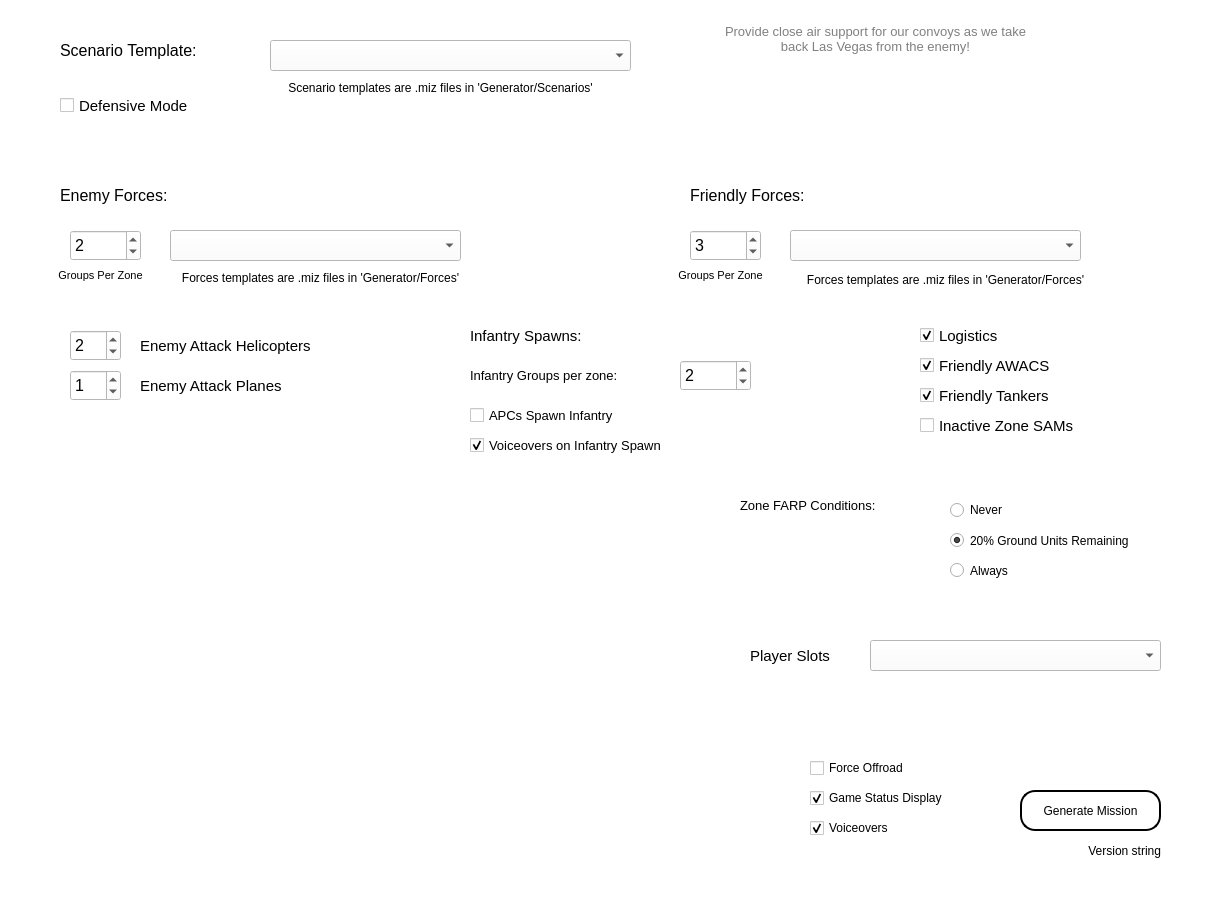
spencershepard/RotorOps, file Generator/MissionGeneratorUI.ui: the form before one commit.
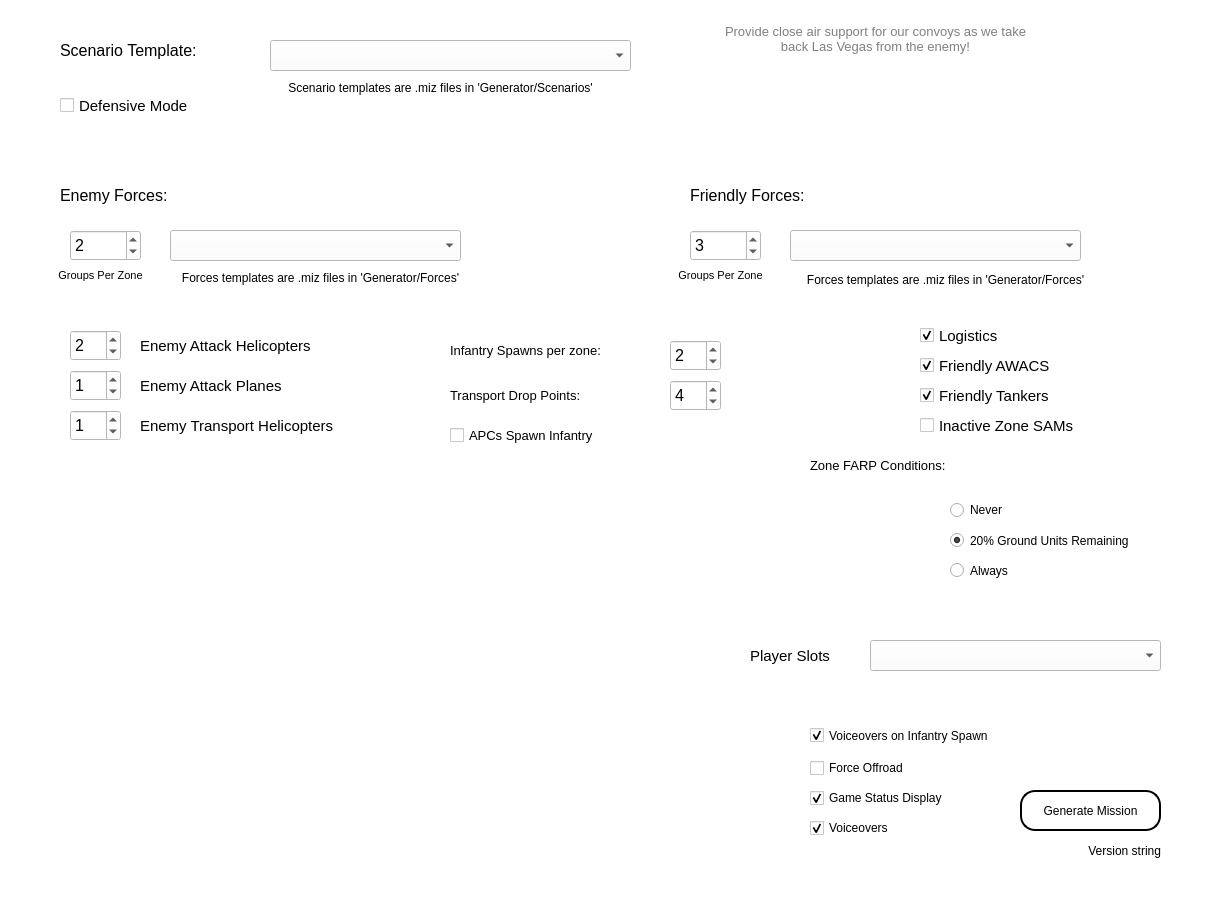
The form after the commit. Icons and pictures are not drawn.

```diff
--- a/Generator/MissionGeneratorUI.ui
+++ b/Generator/MissionGeneratorUI.ui
@@ -136,7 +136,7 @@
      <rect>
       <x>690</x>
       <y>180</y>
-      <width>141</width>
+      <width>241</width>
       <height>31</height>
      </rect>
     </property>
@@ -154,7 +154,7 @@
      <rect>
       <x>60</x>
       <y>180</y>
-      <width>141</width>
+      <width>261</width>
       <height>31</height>
      </rect>
     </property>
@@ -184,7 +184,7 @@
     <property name="geometry">
      <rect>
       <x>-40</x>
-      <y>440</y>
+      <y>490</y>
       <width>801</width>
       <height>371</height>
      </rect>
@@ -432,8 +432,8 @@
    <widget class="QCheckBox" name="apcs_spawn_checkBox">
     <property name="geometry">
      <rect>
-      <x>470</x>
-      <y>400</y>
+      <x>450</x>
+      <y>420</y>
       <width>251</width>
       <height>31</height>
      </rect>
@@ -453,9 +453,9 @@
    <widget class="QSpinBox" name="inf_spawn_spinBox">
     <property name="geometry">
      <rect>
-      <x>680</x>
-      <y>360</y>
-      <width>71</width>
+      <x>670</x>
+      <y>340</y>
+      <width>51</width>
       <height>31</height>
      </rect>
     </property>
@@ -517,10 +517,10 @@
    <widget class="QLabel" name="label">
     <property name="geometry">
      <rect>
-      <x>470</x>
-      <y>360</y>
-      <width>191</width>
-      <height>31</height>
+      <x>450</x>
+      <y>340</y>
+      <width>211</width>
+      <height>21</height>
      </rect>
     </property>
     <property name="font">
@@ -529,7 +529,7 @@
      </font>
     </property>
     <property name="text">
-     <string>Infantry Groups per zone:</string>
+     <string>Infantry Spawns per zone:</string>
     </property>
    </widget>
    <widget class="QComboBox" name="slot_template_comboBox">
@@ -563,24 +563,6 @@
      <string>Player Slots</string>
     </property>
    </widget>
-   <widget class="QLabel" name="scenario_label_6">
-    <property name="geometry">
-     <rect>
-      <x>470</x>
-      <y>320</y>
-      <width>141</width>
-      <height>31</height>
-     </rect>
-    </property>
-    <property name="font">
-     <font>
-      <pointsize>11</pointsize>
-     </font>
-    </property>
-    <property name="text">
-     <string>Infantry Spawns:</string>
-    </property>
-   </widget>
    <widget class="QCheckBox" name="force_offroad_checkBox">
     <property name="geometry">
      <rect>
@@ -740,8 +722,8 @@
    <widget class="QLabel" name="scenario_label_9">
     <property name="geometry">
      <rect>
-      <x>740</x>
-      <y>490</y>
+      <x>810</x>
+      <y>450</y>
       <width>171</width>
       <height>31</height>
      </rect>
@@ -758,15 +740,15 @@
    <widget class="QCheckBox" name="inf_spawn_voiceovers_checkBox">
     <property name="geometry">
      <rect>
-      <x>470</x>
-      <y>430</y>
+      <x>810</x>
+      <y>720</y>
       <width>251</width>
       <height>31</height>
      </rect>
     </property>
     <property name="font">
      <font>
-      <pointsize>10</pointsize>
+      <pointsize>9</pointsize>
      </font>
     </property>
     <property name="statusTip">
@@ -870,6 +852,102 @@
      <set>Qt::AlignRight|Qt::AlignTrailing|Qt::AlignVCenter</set>
     </property>
    </widget>
+   <widget class="QLabel" name="scenario_label_10">
+    <property name="geometry">
+     <rect>
+      <x>140</x>
+      <y>410</y>
+      <width>241</width>
+      <height>31</height>
+     </rect>
+    </property>
+    <property name="font">
+     <font>
+      <pointsize>11</pointsize>
+     </font>
+    </property>
+    <property name="statusTip">
+     <string>Approximate number of enemy transport helicopter spawns.</string>
+    </property>
+    <property name="text">
+     <string>Enemy Transport Helicopters</string>
+    </property>
+   </widget>
+   <widget class="QSpinBox" name="e_transport_helos_spinBox">
+    <property name="geometry">
+     <rect>
+      <x>70</x>
+      <y>410</y>
+      <width>51</width>
+      <height>31</height>
+     </rect>
+    </property>
+    <property name="font">
+     <font>
+      <pointsize>12</pointsize>
+     </font>
+    </property>
+    <property name="statusTip">
+     <string>Approximate number of enemy transport helicopter spawns.</string>
+    </property>
+    <property name="minimum">
+     <number>0</number>
+    </property>
+    <property name="maximum">
+     <number>8</number>
+    </property>
+    <property name="value">
+     <number>1</number>
+    </property>
+   </widget>
+   <widget class="QLabel" name="label_3">
+    <property name="geometry">
+     <rect>
+      <x>450</x>
+      <y>380</y>
+      <width>191</width>
+      <height>31</height>
+     </rect>
+    </property>
+    <property name="font">
+     <font>
+      <pointsize>10</pointsize>
+     </font>
+    </property>
+    <property name="statusTip">
+     <string>The number of troop drops per transport helicopter flight.</string>
+    </property>
+    <property name="text">
+     <string>Transport Drop Points:</string>
+    </property>
+   </widget>
+   <widget class="QSpinBox" name="troop_drop_spinBox">
+    <property name="geometry">
+     <rect>
+      <x>670</x>
+      <y>380</y>
+      <width>51</width>
+      <height>31</height>
+     </rect>
+    </property>
+    <property name="font">
+     <font>
+      <pointsize>12</pointsize>
+     </font>
+    </property>
+    <property name="statusTip">
+     <string>The number of troop drops per transport helicopter flight.</string>
+    </property>
+    <property name="minimum">
+     <number>0</number>
+    </property>
+    <property name="maximum">
+     <number>10</number>
+    </property>
+    <property name="value">
+     <number>4</number>
+    </property>
+   </widget>
    <zorder>background_label</zorder>
    <zorder>scenario_comboBox</zorder>
    <zorder>scenario_label</zorder>
```
Left out of the diff: 55 changed lines with no effect on the pictures.
